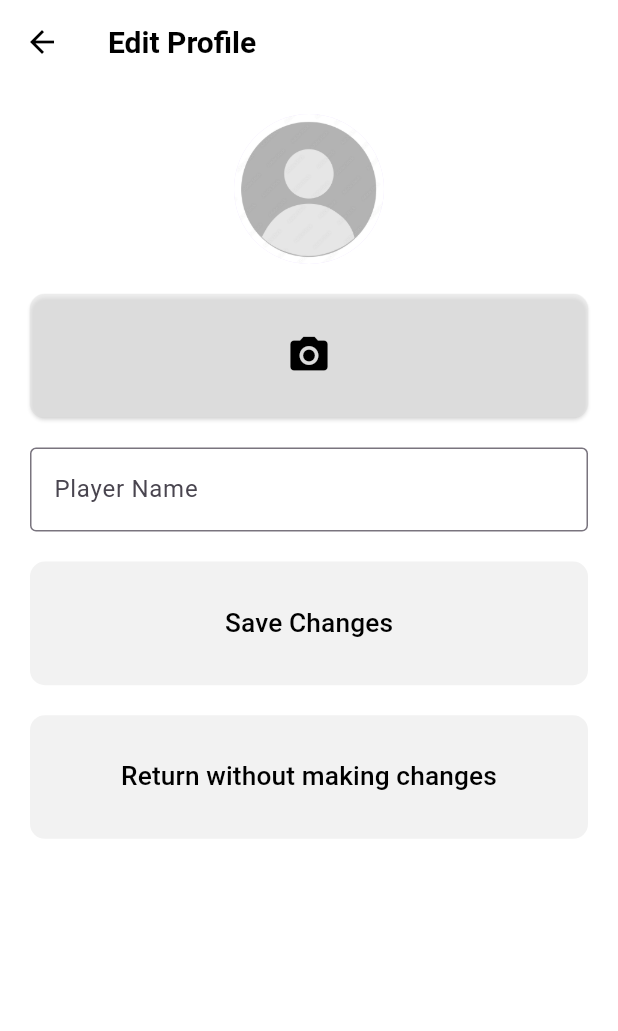
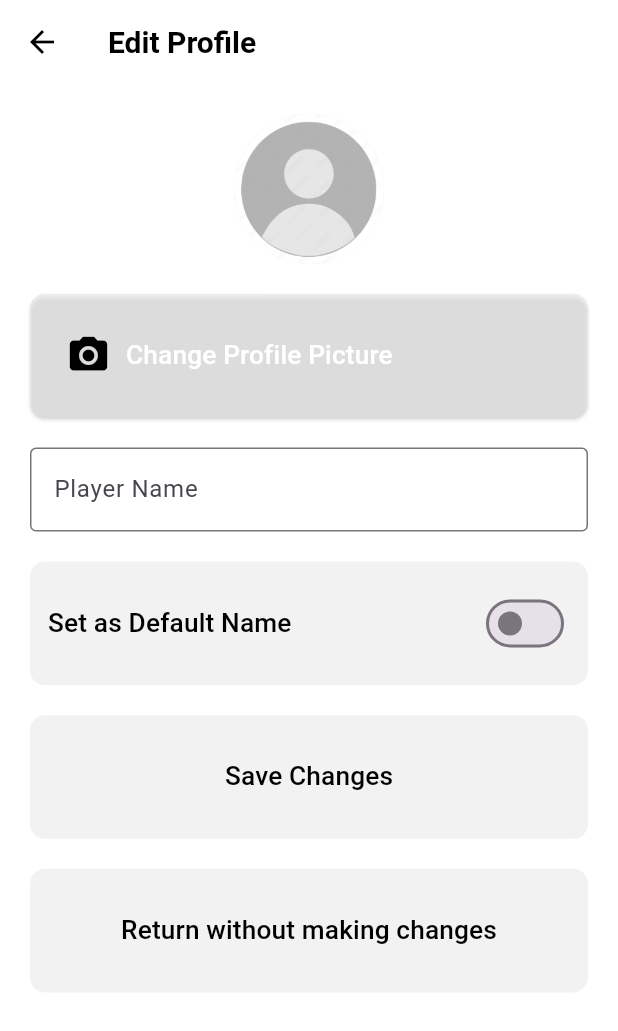
Before and after one commit to AdamBrown04/mad_assessment_baV2, a Flutter app: the Editprofilescreen screen opened directly, on a phone screen of 412 x 824 dp. Shown: the top 1031 px of the screen. Run offline on Flutter 3.47's test engine with Material 3 defaults, Android fonts, the phone set to English and light mode, and no system bars; our stand-ins replace awesome_notifications, image_picker, permission_handler, sqflite; accounts and stored records are empty.

Commit message:
got the name stuff working on editPlayerInformationScreen.dart

```diff
--- a/lib/models/playerInformation.dart
+++ b/lib/models/playerInformation.dart
@@ -1,6 +1,7 @@
 class Playerinformation {
   final String playerName;
   late final bool darkMode;
+  bool usePlayerName;
   int totalGamesPlayed;
   int totalGamesWon;
   int totalGamesLost;
@@ -12,6 +13,7 @@ class Playerinformation {
   Playerinformation(
       {required this.playerName,
       required this.darkMode,
+      required this.usePlayerName,
       required this.totalGamesPlayed,
       required this.totalGamesWon,
       required this.totalGamesLost,
--- a/lib/providers/playerDetailsProvider.dart
+++ b/lib/providers/playerDetailsProvider.dart
@@ -3,6 +3,7 @@ import 'package:flutter/material.dart';
 class PlayerdetailsProvider extends ChangeNotifier{
   String playerName = "Player";
   bool darkMode = false;
+  bool usePlayerName = false;
   int totalGamesPlayed = 0;
   int totalGamesWon = 0;
   int totalGamesLost = 0;
@@ -14,6 +15,7 @@ class PlayerdetailsProvider extends ChangeNotifier{
   void updatePlayerDetails({
     required String playerName,
     required bool darkMode,
+    required bool usePlayerName,
     required int totalGamesPlayed,
     required int totalGamesWon,
     required int totalGamesLost,
@@ -24,6 +26,7 @@ class PlayerdetailsProvider extends ChangeNotifier{
   }) {
     this.playerName = playerName;
     this.darkMode = darkMode;
+    this.usePlayerName = usePlayerName;
     this.totalGamesPlayed = totalGamesPlayed;
     this.totalGamesWon = totalGamesWon;
     this.totalGamesLost = totalGamesLost;
@@ -31,6 +34,7 @@ class PlayerdetailsProvider extends ChangeNotifier{
     this.winRate = winRate;
     this.currentWinSteak = currentWinSteak;
     this.longestWinSteak = longestWinSteak;
+    this.usePlayerName = usePlayerName;
 
     notifyListeners();
   }
@@ -84,4 +88,14 @@ class PlayerdetailsProvider extends ChangeNotifier{
     }
     notifyListeners();
   }
+
+  void updatePlayerName(String name) {
+    playerName = name;
+    notifyListeners();
+  }
+
+  void updateUsePlayerName(bool value) {
+    usePlayerName = value;
+    notifyListeners();
+  }
 }
--- a/lib/widgets/currentGameScreen.dart
+++ b/lib/widgets/currentGameScreen.dart
@@ -285,6 +285,7 @@ class _CurrentgamescreenState extends State<Currentgamescreen> {
                         winRate: playerDetailsProvider.winRate,
                         currentWinSteak: playerDetailsProvider.currentWinSteak,
                         longestWinSteak: playerDetailsProvider.longestWinSteak,
+                        usePlayerName: playerDetailsProvider.usePlayerName,
                       );
                       Navigator.push(
                           context,
--- a/lib/widgets/editProfileScreen.dart
+++ b/lib/widgets/editProfileScreen.dart
@@ -1,4 +1,7 @@
 import 'package:flutter/material.dart';
+import 'package:mad_assessment_ba/main.dart';
+import 'package:mad_assessment_ba/providers/playerDetailsProvider.dart';
+import 'package:provider/provider.dart';
 
 class Editprofilescreen extends StatefulWidget {
   const Editprofilescreen({super.key});
@@ -8,6 +11,14 @@ class Editprofilescreen extends StatefulWidget {
 }
 
 class _EditprofilescreenState extends State<Editprofilescreen> {
+  String playerName = "";
+  late bool usePlayerName;
+  @override
+  void initState() {
+    super.initState();
+    usePlayerName = Provider.of<PlayerdetailsProvider>(context, listen: false).usePlayerName;
+  }
+
   @override
   Widget build(BuildContext context) {
     return Scaffold(
@@ -30,8 +41,8 @@ class _EditprofilescreenState extends State<Editprofilescreen> {
                 ),
                 SizedBox(height: 20),
                 SizedBox(
-                  width: MediaQuery.of(context).size.width,
-                  height: MediaQuery.of(context).size.height * 0.1,
+                    width: MediaQuery.of(context).size.width,
+                    height: MediaQuery.of(context).size.height * 0.1,
                     child: ElevatedButton(
                         style: ElevatedButton.styleFrom(
                           shape: RoundedRectangleBorder(
@@ -39,15 +50,53 @@ class _EditprofilescreenState extends State<Editprofilescreen> {
                           ),
                         ),
                         onPressed: () {},
-                        child: Icon(
-                          Icons.camera_alt,
-                          size: 30,
+                        child: Row(
+                          children: [
+                            Icon(Icons.camera_alt, size: 30),
+                            SizedBox(width: 10),
+                            Text("Change Profile Picture",
+                                style: TextStyle(
+                                  fontSize: 17.5,
+                                )),
+                          ],
                         ))),
                 SizedBox(height: 20),
                 TextField(
-                  decoration: InputDecoration(
-                    labelText: 'Player Name',
-                    border: OutlineInputBorder(),
+                    decoration: InputDecoration(
+                      labelText: 'Player Name',
+                      border: OutlineInputBorder(),
+                    ),
+                    onChanged: (value) {
+                      playerName = value;
+                    }),
+                SizedBox(height: 20),
+                SizedBox(
+                  width: MediaQuery.of(context).size.width,
+                  height: MediaQuery.of(context).size.height * 0.1,
+                  child: TextButton(
+                    style: TextButton.styleFrom(
+                      shape: RoundedRectangleBorder(
+                        borderRadius: BorderRadius.circular(10),
+                      ),
+                    ),
+                    onPressed: () {
+                      setState(() {
+                        usePlayerName = !usePlayerName;
+                      });;
+                    },
+                    child: Row(children: [
+                      Text("Set as Default Name",
+                          style: TextStyle(
+                            fontSize: 17.5,
+                          )),
+                      Spacer(),
+                      Switch(
+                        value: usePlayerName,
+                        onChanged: (value) {
+                          usePlayerName = value;
+                        },
+                      ),
+                    ]),
                   ),
                 ),
                 SizedBox(height: 20),
@@ -60,7 +109,14 @@ class _EditprofilescreenState extends State<Editprofilescreen> {
                         borderRadius: BorderRadius.circular(10),
                       ),
                     ),
-                    onPressed: () {},
+                    onPressed: () {
+                      Provider.of<PlayerdetailsProvider>(context, listen: false)
+                          .updatePlayerName(playerName);
+                      BAScorekeep().updatePlayerName(playerName);
+                      Provider.of<PlayerdetailsProvider>(context, listen: false)
+                          .updateUsePlayerName(usePlayerName);
+                      Navigator.pop(context);
+                    },
                     child: Text("Save Changes",
                         style: TextStyle(
                           fontSize: 17.5,
--- a/lib/widgets/userSettingsScreen.dart
+++ b/lib/widgets/userSettingsScreen.dart
@@ -2,9 +2,11 @@ import 'dart:io';
 
 import 'package:flutter/material.dart';
 import 'package:mad_assessment_ba/main.dart';
+import 'package:mad_assessment_ba/providers/playerDetailsProvider.dart';
 import 'package:mad_assessment_ba/services/databaseServices.dart';
 import 'package:mad_assessment_ba/widgets/editProfileScreen.dart';
 import 'package:path_provider/path_provider.dart';
+import 'package:provider/provider.dart';
 
 class SettingsScreen extends StatefulWidget {
   const SettingsScreen({super.key});
@@ -69,6 +71,8 @@ class _SettingsScreenState extends State<SettingsScreen> {
                 file.then((value) {
                   value.writeAsString("Player,false,0,0,0,0,0.0,0,0");
                 });
+                Provider.of<PlayerdetailsProvider>(context, listen: false)
+                    .resetPlayerDetails();
                 Navigator.of(context).pop();
               },
               child: const Text("Reset"),
```
Also changed, not shown: lib/main.dart (+26 -2 lines), lib/widgets/gameSetupWidgets/setupPlayerDetailsForGameScreen.dart (+18 -1 lines), 1 other file.
